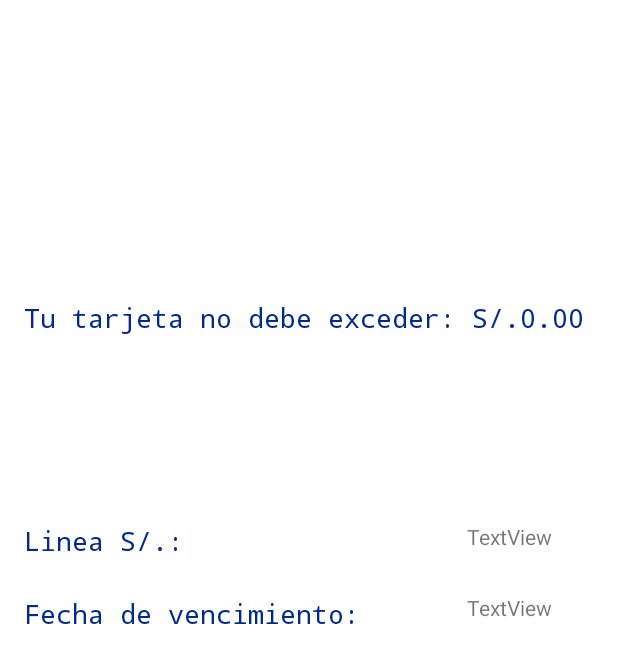
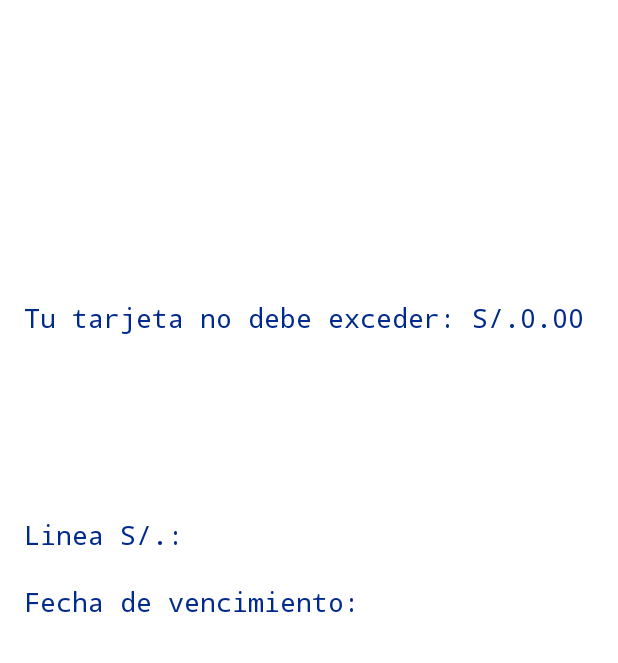
Before and after one commit to jtoulier/hackaton-frontend, an Android app: the AddCardFragment screen opened through its navigation route, on a phone screen of 412 x 824 dp. Shown: the top 663 px of the screen. Run offline under Robolectric (Android 15) with nearby library versions, the phone set to English and light mode, and no system bars; libraries missing offline, so code that uses them is left out: com.afollestad.materialdialogs.

```diff
--- a/app/src/main/java/pe/bcp/digital/card/data/network/Network.kt
+++ b/app/src/main/java/pe/bcp/digital/card/data/network/Network.kt
@@ -13,9 +13,10 @@ object Network{
 
     val client = HttpClient(OkHttp) {
         defaultRequest {
-            host = "api.mocki.io/v1"
+            host = "70.37.86.87"
             url {
-                protocol = URLProtocol.HTTPS
+                protocol = URLProtocol.HTTP
+                port = 8081
             }
         }
 
--- a/app/src/main/java/pe/bcp/digital/card/data/repository/CardRepositoryImpl.kt
+++ b/app/src/main/java/pe/bcp/digital/card/data/repository/CardRepositoryImpl.kt
@@ -14,9 +14,7 @@ class CardRepositoryImpl(private val httpClient: HttpClient, private val session
 
     override suspend fun getSummary(): Result<Summary>{
         return try {
-            val response = httpClient.get<Summary>(path = HttpConstants.SUMMARY){
-
-//            val response = httpClient.get<Summary>(path = "S${HttpConstants.SUMMARY}${session.user!!.document}"){
+            val response = httpClient.get<Summary>(path = "S${HttpConstants.SUMMARY}${session.user!!.document}"){
             }
             Result.Success(response)
         }catch (t: Throwable){
--- a/app/src/main/java/pe/bcp/digital/card/feature/home/HomeFragment.kt
+++ b/app/src/main/java/pe/bcp/digital/card/feature/home/HomeFragment.kt
@@ -38,7 +38,7 @@ class HomeFragment : Fragment() {
         super.onActivityCreated(savedInstanceState)
 
         viewModel.summary.observe(viewLifecycleOwner){
-            binding.tvCredit.text = it.availableAmount.toString()
+            binding.tvCredit.text = "Tu linea de saldo es de : S/." + it.availableAmount.toString()
             (binding.rcvDigitalCard.adapter as CardAdapter).items = it.digitalCards.toMutableList()
         }
 
--- a/app/src/main/res/layout/add_card_fragment.xml
+++ b/app/src/main/res/layout/add_card_fragment.xml
@@ -40,10 +40,9 @@
             style="@style/textviewStyle"
             android:layout_width="107dp"
             android:layout_height="wrap_content"
-            android:layout_marginTop="124dp"
+            android:layout_marginStart="16dp"
+            android:layout_marginTop="120dp"
             android:text="@string/linea_s"
-            app:layout_constraintEnd_toStartOf="@+id/textView5"
-            app:layout_constraintHorizontal_bias="0.078"
             app:layout_constraintStart_toStartOf="parent"
             app:layout_constraintTop_toBottomOf="@+id/textView2" />
 
@@ -52,31 +51,11 @@
             style="@style/textviewStyle"
             android:layout_width="wrap_content"
             android:layout_height="wrap_content"
-            android:layout_marginTop="24dp"
+            android:layout_marginStart="16dp"
+            android:layout_marginTop="20dp"
             android:text="@string/fecha_de_vencimiento"
-            app:layout_constraintEnd_toStartOf="@+id/textView6"
-            app:layout_constraintHorizontal_bias="0.186"
             app:layout_constraintStart_toStartOf="parent"
             app:layout_constraintTop_toBottomOf="@+id/textView3" />
 
-        <TextView
-            android:id="@+id/textView5"
-            android:layout_width="wrap_content"
-            android:layout_height="wrap_content"
-            android:layout_marginTop="124dp"
-            android:layout_marginEnd="44dp"
-            android:text="TextView"
-            app:layout_constraintEnd_toEndOf="parent"
-            app:layout_constraintTop_toBottomOf="@+id/textView2" />
-
-        <TextView
-            android:id="@+id/textView6"
-            android:layout_width="wrap_content"
-            android:layout_height="wrap_content"
-            android:layout_marginTop="28dp"
-            android:layout_marginEnd="44dp"
-            android:text="TextView"
-            app:layout_constraintEnd_toEndOf="parent"
-            app:layout_constraintTop_toBottomOf="@+id/textView5" />
     </androidx.constraintlayout.widget.ConstraintLayout>
 </FrameLayout>
--- a/app/src/main/res/values/strings.xml
+++ b/app/src/main/res/values/strings.xml
@@ -8,4 +8,5 @@
     <string name="tu_tarjeta_no_debe_exceder_s_0_00">Tu tarjeta no debe exceder: S/.0.00</string>
     <string name="fecha_de_vencimiento">Fecha de vencimiento:</string>
     <string name="linea_s">Linea S/.:</string>
+    <string name="tu_linea_de_credito_es_de">tu linea de credito es de: S/.</string>
 </resources>
```
Also changed, not shown: app/src/main/java/pe/bcp/digital/card/data/network/HttpConstants.kt (+4 -3 lines), app/src/main/java/pe/bcp/digital/card/data/repository/UserRepositoryImpl.kt (+5 -2 lines), app/src/main/java/pe/bcp/digital/card/feature/home/adapter/CardAdapter.kt (+4 -4 lines), app/src/main/res/drawable-v24/cuzton_edittext.xml (+9 -8 lines), app/src/main/res/layout/home_fragment.xml (+15 -3 lines), app/src/main/res/layout/item_card.xml (+14 -15 lines), app/src/main/res/layout/login_fragment.xml (+5 -16 lines), app/src/main/java/pe/bcp/digital/card/data/repository/UserRepository.kt (line endings or trailing spaces).
